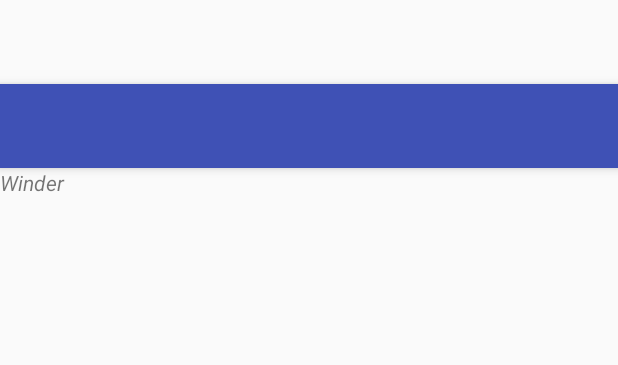
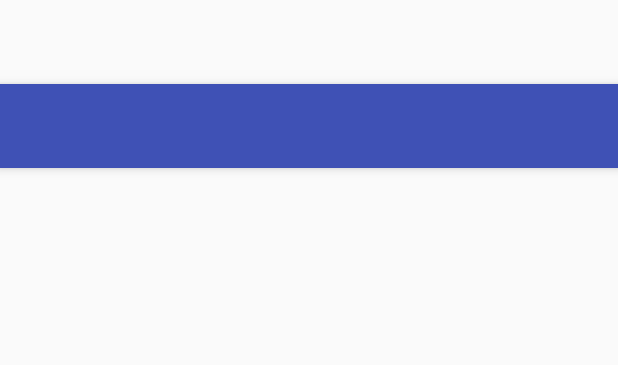
Before and after one commit to erlendg/Winder, an Android app: the layout activity_main.xml on its own in the app's theme, with its tools: preview values and no code run, on a phone screen of 412 x 824 dp. Shown: the top 365 px of the screen. Run offline under Robolectric (Android 15) with nearby library versions, the phone set to English and light mode, and no system bars.

Commit message:
fiksa nytt navn

```diff
--- a/app/src/main/java/com/eim/winder/Alert.java
+++ b/app/src/main/java/com/eim/winder/AlertSettings.java
@@ -3,7 +3,7 @@ package com.eim.winder;
 /**
  * Created by Mari on 03.02.2016.
  */
-public class Alert {
+public class AlertSettings {
     private Location location;
     private String temp;
     private String windSpeed;
@@ -11,7 +11,7 @@ public class Alert {
     private boolean Sun;
     private int checkIntervall;
 
-    public Alert(){
+    public AlertSettings(){
 
     }
 
--- a/app/src/main/res/layout/content_main.xml
+++ b/app/src/main/res/layout/content_main.xml
@@ -8,11 +8,7 @@
     tools:context="com.eim.winder.MainActivity"
     tools:showIn="@layout/activity_main">
 
-    <TextView
-        android:layout_width="fill_parent"
-        android:layout_height="wrap_content"
-        android:text="@string/app_name"
-        android:textStyle="italic"/>
+
     <ListView
         android:layout_width="match_parent"
         android:layout_height="wrap_content"
```
